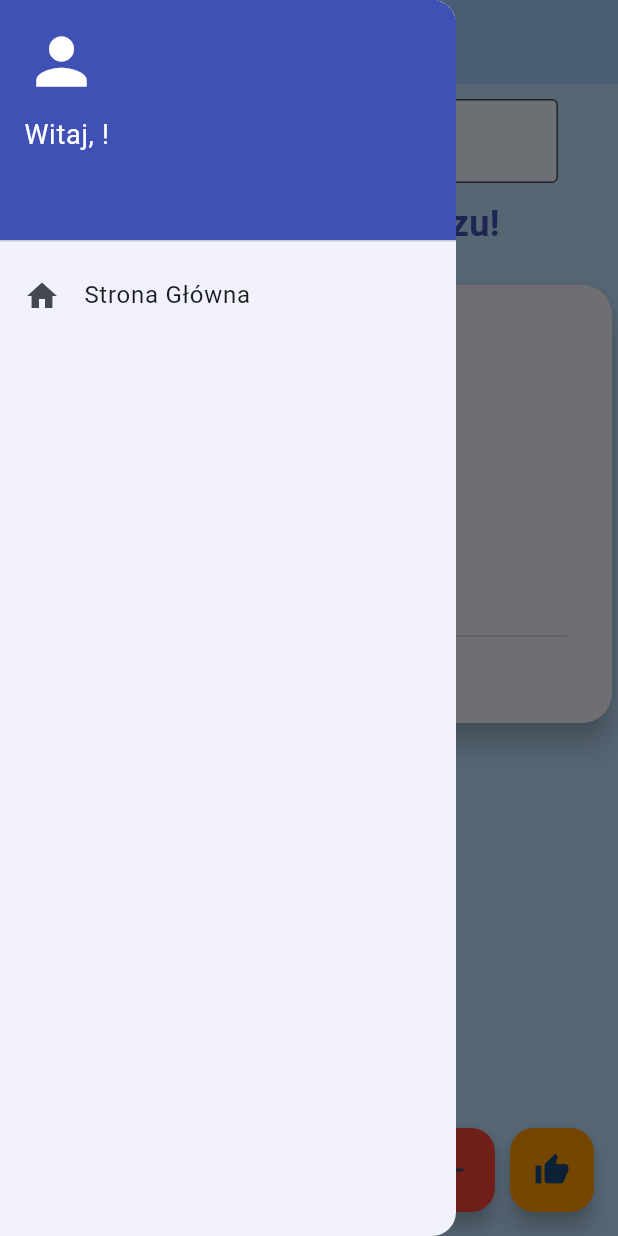
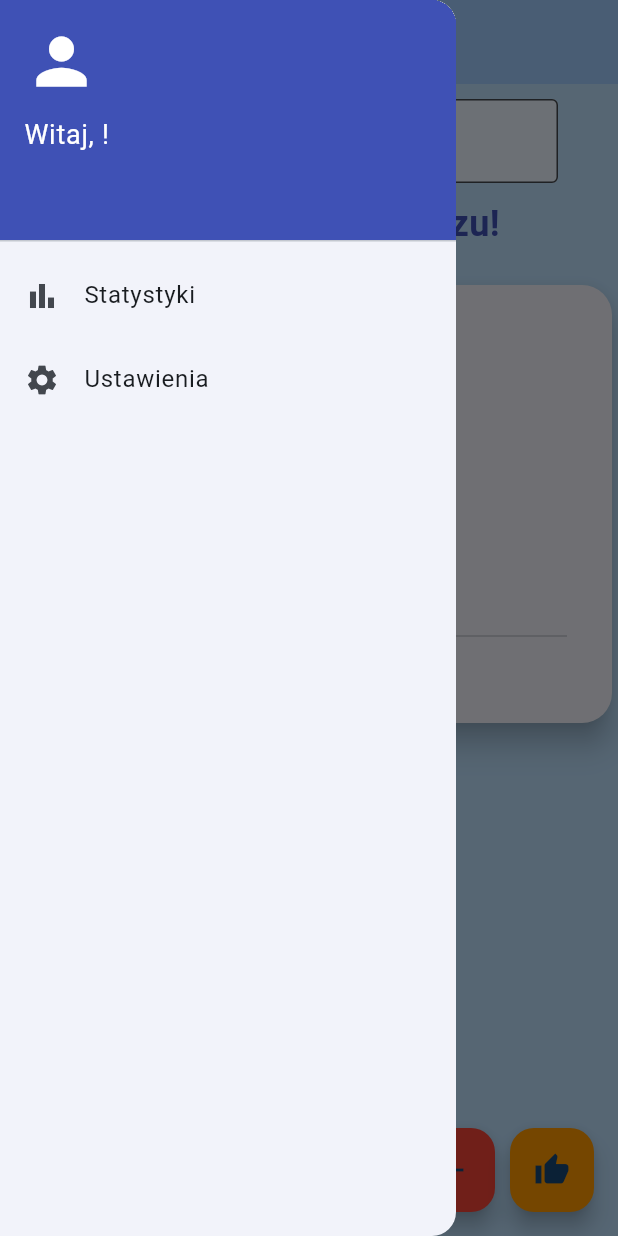
Before and after one commit to pszyma2/moja_testowa_aplikacja, a Flutter app: the screen it shows after launch, in the side drawer, after a tap on "ZACZNIJ OD NOWA", on a phone screen of 412 x 824 dp. Run offline on Flutter 3.47's test engine with Material 3 defaults, Android fonts, the light colour scheme and no system bars; our stand-ins replace shared_preferences.

Commit message:
lekcja 5 i 6 Nawigacja i statystyki, porzadki

```diff
--- a/lib/main.dart
+++ b/lib/main.dart
@@ -1,5 +1,7 @@
 import 'package:flutter/material.dart';
 import 'package:shared_preferences/shared_preferences.dart';
+import 'screens/stats_page.dart';
+import 'screens/settings_page.dart';
 
 void main() {
   runApp(const MyApp());
@@ -30,21 +32,18 @@ class MyHomePage extends StatefulWidget {
 }
 
 class _MyHomePageState extends State<MyHomePage> {
-  String _userName = ""; // Tu będziemy trzymać imię
-  final TextEditingController _nameController =
-      TextEditingController(); // Kontroler do pola tekstowego
+  String _userName = "";
+  final TextEditingController _nameController = TextEditingController();
 
   int _counter = 0;
   int _totalClicks = 0;
+
   @override
   void initState() {
     super.initState();
     _loadData();
-    // To uruchamia szafkę z pamięcią przy starcie apki
   }
 
-  // czy tutaj bedzie dobrze "nad getterami"
-  // Wczytywanie danych przy starcie
   void _loadData() async {
     final prefs = await SharedPreferences.getInstance();
     setState(() {
@@ -52,10 +51,9 @@ class _MyHomePageState extends State<MyHomePage> {
       _totalClicks = prefs.getInt('totalClicks') ?? 0;
     });
     _userName = prefs.getString('userName') ?? "";
-    _nameController.text = _userName; // To wpisze imię do okienka przy starcie
+    _nameController.text = _userName;
   }
 
-  // Zapisywanie danych przy każdym kliknięciu
   void _saveData() async {
     final prefs = await SharedPreferences.getInstance();
     prefs.setInt('counter', _counter);
@@ -63,32 +61,24 @@ class _MyHomePageState extends State<MyHomePage> {
     prefs.setString('userName', _userName);
   }
 
-  // Gettery hah
-  // LOGIKA KOMUNIKATÓW
   String get _feedbackMessage {
-    // Jeśli imię jest puste, użyjemy słowa "Mistrzu"
     String displayName = _userName.isEmpty ? "Mistrzu" : _userName;
-
     if (_counter == 0) return "Zacznij klikać, $displayName!";
     if (_counter <= 10) return "Dobry początek, $displayName! 👍";
     if (_counter <= 20) return "Ale szalejesz, $displayName! 🚀";
-    return "$displayName, TY JESTEŚ MASZYNĄ! 🤖"; // Twoja wersja "Maszyny"
+    return "$displayName, TY JESTEŚ MASZYNĄ! 🤖";
   }
 
-  // LOGIKA KOLORÓW KARTY
-  // LOGIKA KOLORÓW
   Color get _userColor {
     if (_counter <= 10) return Colors.blue;
     if (_counter <= 20) return Colors.green;
     return Colors.red;
   }
 
-  // LOGIKA IKON
   IconData get _userIcon {
     if (_counter <= 10) return Icons.person;
     if (_counter <= 20) return Icons.sentiment_very_satisfied;
-    if (_counter > 20) return Icons.sentiment_satisfied_alt_rounded;
-    return Icons.sentiment_very_dissatisfied;
+    return Icons.sentiment_satisfied_alt_rounded;
   }
 
   void _incrementCounter() {
@@ -104,14 +94,14 @@ class _MyHomePageState extends State<MyHomePage> {
       _counter--;
       _totalClicks++;
     });
-    _saveData(); //ZAPISYWANIE W PRZYCISKACH
+    _saveData();
   }
 
   void _resetCounter() {
     setState(() {
       _counter = 0;
     });
-    _saveData(); //ZEROWANIE TEZ SIE ZAPISUJE
+    _saveData();
     ScaffoldMessenger.of(
       context,
     ).showSnackBar(const SnackBar(content: Text('Licznik wyzerowany!')));
@@ -143,17 +133,31 @@ class _MyHomePageState extends State<MyHomePage> {
                 ],
               ),
             ),
+            // DODANY PRZYCISK STATYSTYK (Aby import przestał być żółty)
             ListTile(
-              leading: const Icon(Icons.home),
-              title: const Text('Strona Główna'),
+              title: const Text('Statystyki'),
+              leading: const Icon(Icons.bar_chart),
               onTap: () {
-                Navigator.pop(context);
+                Navigator.push(
+                  context,
+                  MaterialPageRoute(builder: (context) => const StatsPage()),
+                );
+              },
+            ),
+            // PRZYCISK USTAWIEŃ
+            ListTile(
+              title: const Text('Ustawienia'),
+              leading: const Icon(Icons.settings),
+              onTap: () {
+                Navigator.push(
+                  context,
+                  MaterialPageRoute(builder: (context) => const SettingsPage()),
+                );
               },
             ),
           ],
         ),
       ),
-
       body: Container(
         width: double.infinity,
         color: Colors.blue.shade100,
@@ -161,7 +165,6 @@ class _MyHomePageState extends State<MyHomePage> {
           child: Column(
             mainAxisAlignment: MainAxisAlignment.center,
             children: [
-              // 0. POLE TEKSTOWE DLA IMIENIA
               Padding(
                 padding: const EdgeInsets.symmetric(
                   horizontal: 40,
@@ -184,8 +187,6 @@ class _MyHomePageState extends State<MyHomePage> {
                   },
                 ),
               ),
-
-              // 1. TWOJE KOMUNIKATY (To co już masz)
               Text(
                 _feedbackMessage,
                 textAlign: TextAlign.center,
@@ -196,12 +197,8 @@ class _MyHomePageState extends State<MyHomePage> {
                 ),
               ),
               const SizedBox(height: 20),
-
-              // 2. TWOJA KARTA (To co już masz)
               Card(
                 elevation: 8,
-
-                // ... reszta Twojego kodu karty ...
                 shape: RoundedRectangleBorder(
                   borderRadius: BorderRadius.circular(20),
                 ),
@@ -231,8 +228,6 @@ class _MyHomePageState extends State<MyHomePage> {
                 ),
               ),
               const SizedBox(height: 30),
-
-              // 3. PRZYCISK RESETU (Uruchamia _resetCounter)
               ElevatedButton.icon(
                 onPressed: _resetCounter,
                 icon: const Icon(Icons.refresh),
@@ -246,7 +241,6 @@ class _MyHomePageState extends State<MyHomePage> {
           ),
         ),
       ),
-
       floatingActionButton: Padding(
         padding: const EdgeInsets.only(left: 30),
         child: Row(
```
Also changed, not shown: lib/screens/settings_page.dart (added, +18 -0 lines), lib/screens/stats_page.dart (added, +80 -0 lines).
